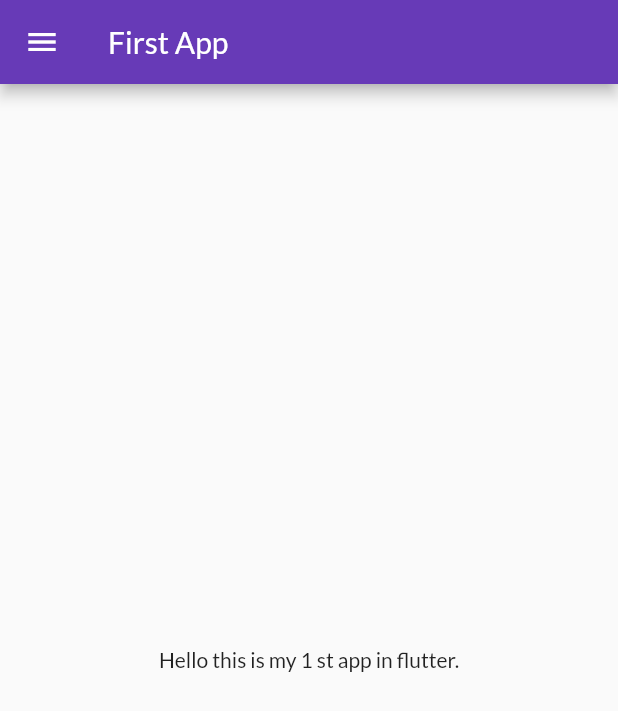
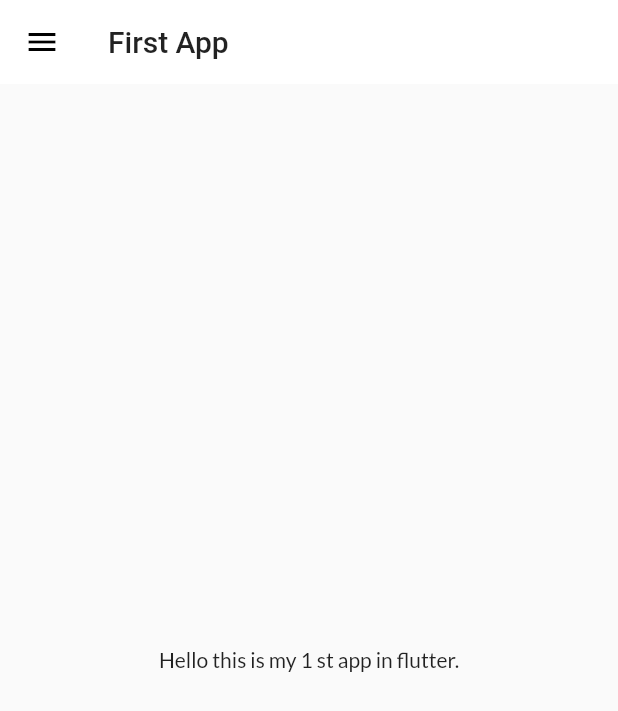
Before and after one commit to KrishnaTrada/Catalog-App, a Flutter app: the HomePage screen opened directly, on a phone screen of 412 x 824 dp. Shown: the top 711 px of the screen. Run offline on Flutter 3.47's test engine with Material 2 defaults, Android fonts, the phone set to English and light mode, and no system bars; our stand-ins replace google_fonts.

Commit message:
day10 complted

```diff
--- a/lib/pages/home_page.dart
+++ b/lib/pages/home_page.dart
@@ -11,7 +11,7 @@ class HomePage extends StatelessWidget {
   Widget build(BuildContext context) {
     return Scaffold(
       appBar: AppBar(
-        title: const Text("First App"),
+        title: Text("First App"),
       ),
       body: Center(
         child: Text("Hello this is my $no st app in $name."),
--- /dev/null
+++ b/lib/widgets/themes.dart
@@ -0,0 +1,19 @@
+import 'package:flutter/material.dart';
+import 'package:flutter/material.dart';
+import 'package:google_fonts/google_fonts.dart';
+
+class myTheme {
+  static ThemeData lightTheme(BuildContext context) => ThemeData(
+        primarySwatch: Colors.deepPurple,
+        fontFamily: GoogleFonts.lato().fontFamily,
+        appBarTheme: AppBarTheme(
+          color: Colors.white,
+          elevation: 0.0,
+          iconTheme: IconThemeData(color: Colors.black),
+          toolbarTextStyle: Theme.of(context).textTheme.bodyText2,
+          titleTextStyle: Theme.of(context).textTheme.headline6,
+        ),
+      );
+  static ThemeData darkTheme(BuildContext context) =>
+      ThemeData(brightness: Brightness.dark);
+}
```
Also changed, not shown: lib/models/catalog.dart (added, +22 -0 lines), lib/pages/main.dart (+3 -8 lines).
